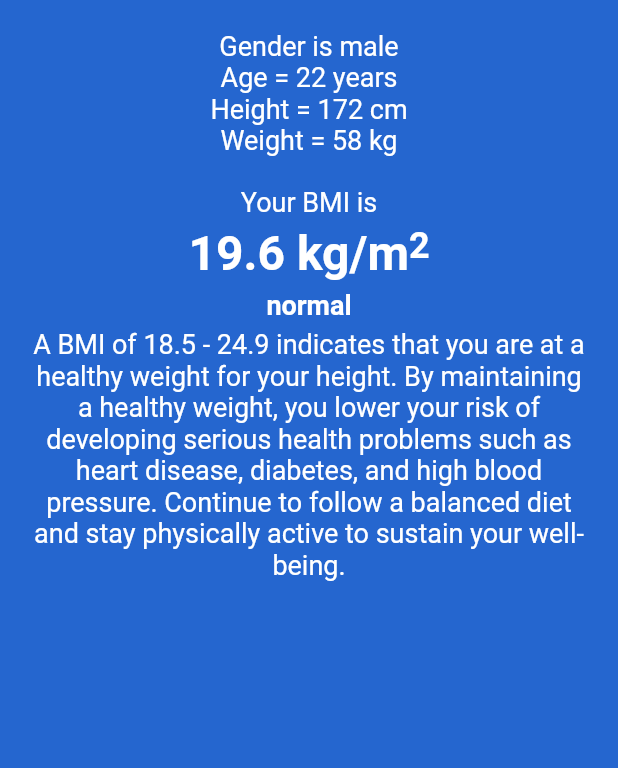
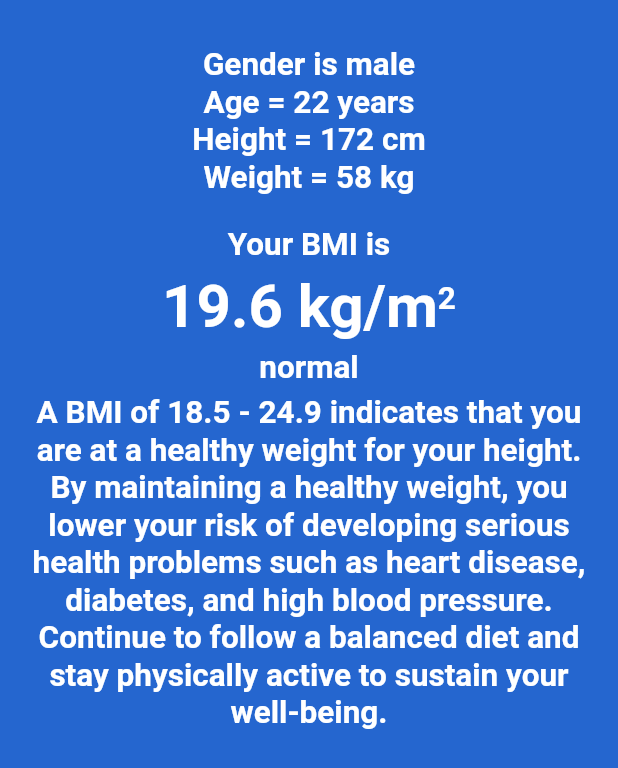
Before and after one commit to Mina176/bmi_calculator, a Flutter app: the ShowResultsSheet widget shown alone on an empty page, opened directly, on a phone screen of 412 x 824 dp. Shown: the top 768 px of the screen. Run offline on Flutter 3.47's test engine with Material 3 defaults, Android fonts, the phone set to English and light mode, and no system bars; our stand-ins replace font_awesome_flutter; missing offline and left inert: vertical_weight_slider.

```diff
--- a/lib/constants.dart
+++ b/lib/constants.dart
@@ -6,6 +6,8 @@ const kInactiveBorderColor = Color(0xffdbdbdb);
 const kPrimaryColor = Color(0xFF2566CF);
 const kSecondaryColor = Color(0xFF0B1028);
 const kTextStyle =
-    TextStyle(fontFamily: 'Poppins', fontWeight: FontWeight.bold, fontSize: 22);
+    TextStyle(fontFamily: 'Poppins', fontWeight: FontWeight.bold, fontSize: 23);
 const kTitleTextStyle = TextStyle(fontWeight: FontWeight.bold, fontSize: 30);
 const kNumberTextStyle = TextStyle(fontSize: 28, fontWeight: FontWeight.w600);
+
+const kResultsTextStyle = TextStyle(fontSize: 21, fontWeight: FontWeight.bold);
--- a/lib/views/input_view.dart
+++ b/lib/views/input_view.dart
@@ -2,11 +2,13 @@ import 'package:bmi_calculator/constants.dart';
 import 'package:bmi_calculator/widgets/input_view_body.dart';
 import 'package:bmi_calculator/widgets/show_results_sheet.dart';
 import 'package:flutter/material.dart';
+  enum Gender { male, female }
 
 class InputView extends StatefulWidget {
   const InputView({
     super.key,
   });
+
 
   @override
   State<InputView> createState() => _InputViewState();
--- a/lib/widgets/gender_card.dart
+++ b/lib/widgets/gender_card.dart
@@ -1,7 +1,8 @@
 import 'package:bmi_calculator/constants.dart';
+import 'package:bmi_calculator/views/input_view.dart';
 import 'package:flutter/material.dart';
 
-enum Gender { male, female }
+
 
 class GenderCard extends StatelessWidget {
   const GenderCard({
--- a/lib/widgets/input_view_body.dart
+++ b/lib/widgets/input_view_body.dart
@@ -1,4 +1,5 @@
 import 'package:bmi_calculator/constants.dart';
+import 'package:bmi_calculator/views/input_view.dart';
 import 'package:bmi_calculator/widgets/horizontal_slider.dart';
 import 'package:bmi_calculator/widgets/age_card.dart';
 import 'package:bmi_calculator/widgets/custom_general_card.dart';
@@ -40,6 +41,7 @@ class _InputViewBodyState extends State<InputViewBody> {
                 child: GenderCard(
                   onTap: () {
                     setState(() {
+                      InputViewBody.gender = Gender.male;
                       if (InputViewBody.maleCardColor == kInactiveBorderColor) {
                         InputViewBody.maleCardColor = kPrimaryColor;
                         InputViewBody.femaleCardColor = kInactiveBorderColor;
@@ -56,6 +58,7 @@ class _InputViewBodyState extends State<InputViewBody> {
                 child: GenderCard(
                   onTap: () {
                     setState(() {
+                      InputViewBody.gender = Gender.female;
                       if (InputViewBody.femaleCardColor ==
                           kInactiveBorderColor) {
                         InputViewBody.femaleCardColor = kPrimaryColor;
@@ -112,7 +115,7 @@ class _InputViewBodyState extends State<InputViewBody> {
             ],
           ),
         ),
-        SizedBox(height: 60)
+        SizedBox(height: 40)
       ],
     );
   }
--- a/lib/widgets/show_results_sheet.dart
+++ b/lib/widgets/show_results_sheet.dart
@@ -5,6 +5,7 @@ import 'package:flutter/material.dart';
 
 enum Status { underweight, normal, overweight, obese }
 
+// ignore: must_be_immutable
 class ShowResultsSheet extends StatelessWidget {
   ShowResultsSheet({super.key});
 
@@ -21,7 +22,7 @@ class ShowResultsSheet extends StatelessWidget {
     Status.overweight:
         'A BMI of 25 - 29.9 suggests that you are overweight for your height. Carrying excess weight can increase your risk of developing health problems such as type 2 diabetes, high blood pressure, and heart disease. Adopting a healthier lifestyle, including a balanced diet and regular exercise, can help you achieve a healthier weight.',
     Status.obese:
-        'A BMI of 30 or higher indicates obesity, which means you are carrying excess body fat for your height. Obesity significantly raises the risk of serious health conditions, including heart disease, stroke, type 2 diabetes, and certain cancers. Managing weight through a combination of healthy eating, physical activity, and medical guidance is crucial for improving overall health and reducing these risks.'
+        'A BMI of 30 or higher indicates obesity, which means you are carrying excess body fat for your height. Obesity significantly raises the risk of serious health conditions, including heart disease, stroke, type 2 diabetes, Managing weight through a combination of healthy eating and  physical activity is crucial for improving overall health.'
   };
   @override
   Widget build(BuildContext context) {
@@ -41,29 +42,44 @@ class ShowResultsSheet extends StatelessWidget {
         width: double.infinity,
         color: kPrimaryColor,
         child: Padding(
-          padding: const EdgeInsets.all(20.0),
+          padding: const EdgeInsets.all(16.0),
           child: Column(
             children: [
-              Text('Gender is ${InputViewBody.gender.name}'),
-              Text('Age = ' '${CustomCounter.counter.toString()}' ' years'),
-              Text('Height = ${InputViewBody.height} cm'),
-              Text('Weight = ${InputViewBody.weight} kg'),
+              SizedBox(height: 15),
+              Text(
+                'Gender is ${InputViewBody.gender.name}',
+                style: kResultsTextStyle,
+              ),
+              Text(
+                'Age = ' '${CustomCounter.counter.toString()}' ' years',
+                style: kResultsTextStyle,
+              ),
+              Text(
+                'Height = ${InputViewBody.height} cm',
+                style: kResultsTextStyle,
+              ),
+              Text(
+                'Weight = ${InputViewBody.weight} kg',
+                style: kResultsTextStyle,
+              ),
               SizedBox(height: 20),
-              Text('Your BMI is'),
+              Text(
+                'Your BMI is',
+                style: kResultsTextStyle,
+              ),
               SizedBox(height: 5),
               Row(
                 mainAxisAlignment: MainAxisAlignment.center,
                 children: [
                   Text(
                     '${bmi.toStringAsFixed(1)} kg/m',
-                    style: TextStyle(fontSize: 32, fontWeight: FontWeight.bold),
+                    style: TextStyle(fontSize: 40, fontWeight: FontWeight.bold),
                   ),
                   Column(
                     children: [
                       Text(
                         '2',
-                        style: TextStyle(
-                            fontSize: 24, fontWeight: FontWeight.bold),
+                        style: kResultsTextStyle,
                       ),
                       SizedBox(height: 10)
                     ],
@@ -71,9 +87,10 @@ class ShowResultsSheet extends StatelessWidget {
                 ],
               ),
               SizedBox(height: 5),
-              Text(status.name, style: TextStyle(fontWeight: FontWeight.bold)),
+              Text(status.name, style: kResultsTextStyle),
               SizedBox(height: 5),
               Text(
+                style: kResultsTextStyle,
                 textAlign: TextAlign.center,
                 statusMessages[status]!,
               ),
```
Also changed, not shown: pubspec.yaml (+3 -5 lines), lib/main.dart (line endings or trailing spaces).
